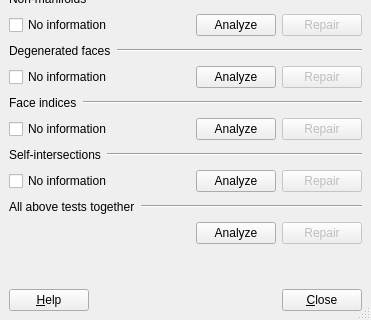
Before: the Qt Designer form src/Mod/Mesh/Gui/DlgEvaluateMesh.ui in berndhahnebach/All_FreeCAD, drawn with Qt 5; both pictures show x 0 to 371 and y 294 to 614 of the 371 by 614 pixel window.
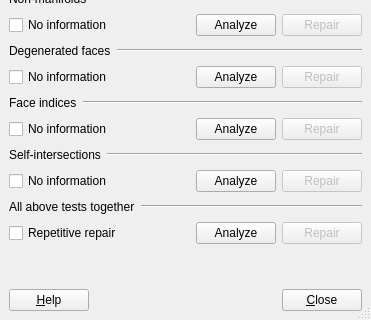
After: the same form once the commit is applied.

Commit message: + RFE #2787955: Checkbox in "All above tests together": Repeat

```diff
--- a/src/Mod/Mesh/Gui/DlgEvaluateMesh.ui
+++ b/src/Mod/Mesh/Gui/DlgEvaluateMesh.ui
@@ -789,6 +789,13 @@
      <property name="spacing" >
       <number>6</number>
      </property>
+     <item>
+      <widget class="QCheckBox" name="checkRepeatButton" >
+       <property name="text" >
+        <string>Repetitive repair</string>
+       </property>
+      </widget>
+     </item>
      <item>
       <spacer>
        <property name="orientation" >
```
The commit also changes 1 other file.
